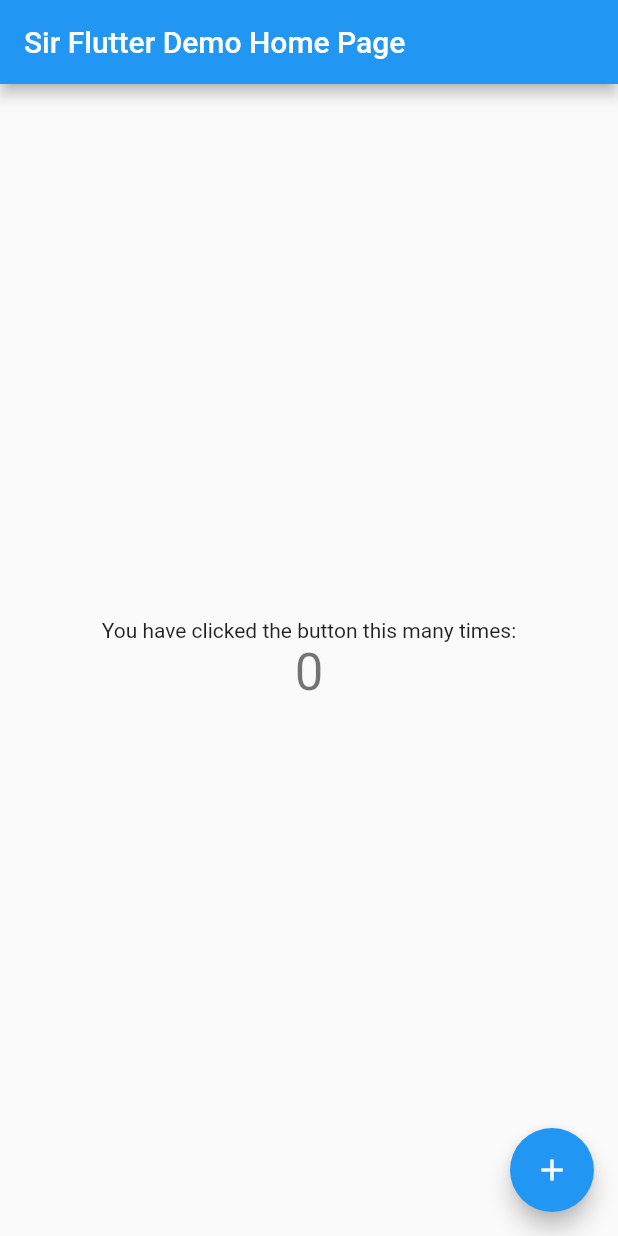
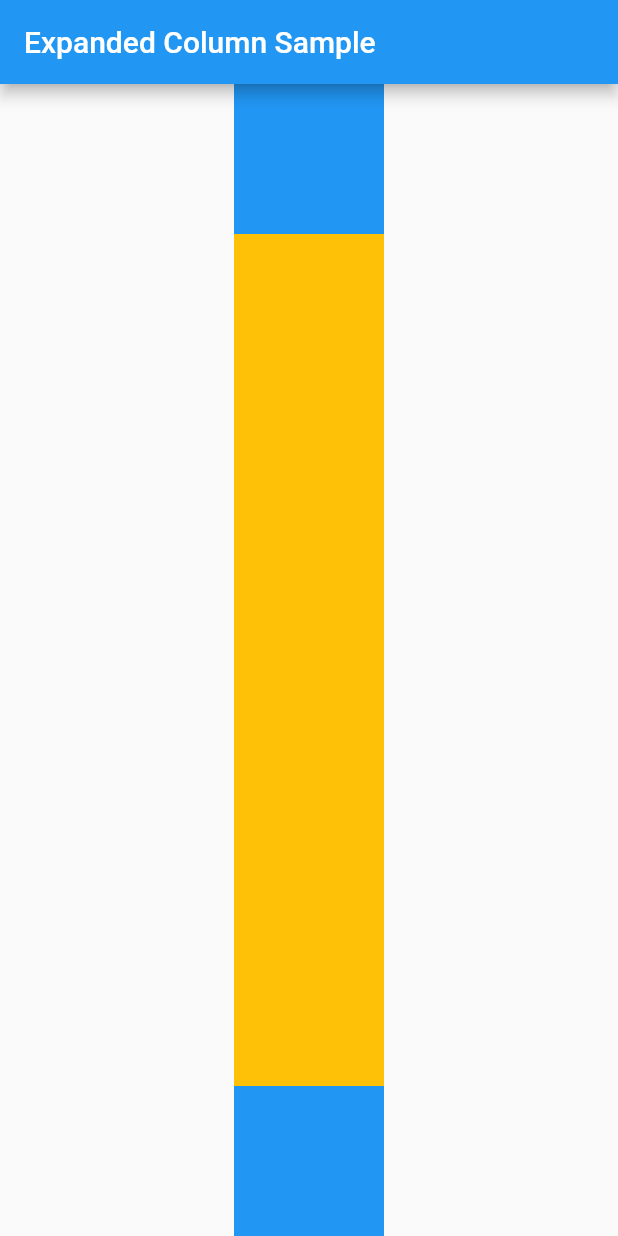
Before and after one commit to addff/first_app, a Flutter app: the screen it shows after launch, on a phone screen of 412 x 824 dp. Run offline on Flutter 3.47's test engine with Material 2 defaults, Android fonts, the phone set to English and light mode, and no system bars.

Commit message:
class Expanded

```diff
--- a/lib/main.dart
+++ b/lib/main.dart
@@ -1,111 +1,59 @@
+// Flutter code sample for Expanded
+
+// This example shows how to use an [Expanded] widget in a [Column] so that
+// it's middle child, a [Container] here, expands to fill the space.
+//
+// ![This results in two thin blue boxes with a larger amber box in between.](https://flutter.github.io/assets-for-api-docs/assets/widgets/expanded_column.png)
+
 import 'package:flutter/material.dart';
 
 void main() => runApp(MyApp());
 
+/// This Widget is the main application widget.
 class MyApp extends StatelessWidget {
-  // This widget is the root of your application.
+  static const String _title = 'Flutter Code Sample';
+
   @override
   Widget build(BuildContext context) {
     return MaterialApp(
-      title: 'Sir Flutter Demo',
-      theme: ThemeData(
-        // This is the theme of your application.
-        //
-        // Try running your application with "flutter run". You'll see the
-        // application has a blue toolbar. Then, without quitting the app, try
-        // changing the primarySwatch below to Colors.green and then invoke
-        // "hot reload" (press "r" in the console where you ran "flutter run",
-        // or simply save your changes to "hot reload" in a Flutter IDE).
-        // Notice that the counter didn't reset back to zero; the application
-        // is not restarted.
-        primarySwatch: Colors.blue,
-      ),
-      home: MyHomePage(title: 'Sir Flutter Demo Home Page'),
+      title: _title,
+      home: MyStatelessWidget(),
     );
   }
 }
 
-class MyHomePage extends StatefulWidget {
-  MyHomePage({Key key, this.title}) : super(key: key);
-
-  // This widget is the home page of your application. It is stateful, meaning
-  // that it has a State object (defined below) that contains fields that affect
-  // how it looks.
-
-  // This class is the configuration for the state. It holds the values (in this
-  // case the title) provided by the parent (in this case the App widget) and
-  // used by the build method of the State. Fields in a Widget subclass are
-  // always marked "final".
-
-  final String title;
-
-  @override
-  _MyHomePageState createState() => _MyHomePageState();
-}
-
-class _MyHomePageState extends State<MyHomePage> {
-  int _counter = 0;
-
-  void _incrementCounter() {
-    setState(() {
-      // This call to setState tells the Flutter framework that something has
-      // changed in this State, which causes it to rerun the build method below
-      // so that the display can reflect the updated values. If we changed
-      // _counter without calling setState(), then the build method would not be
-      // called again, and so nothing would appear to happen.
-      _counter++;
-    });
-  }
+/// This is the stateless widget that the main application instantiates.
+class MyStatelessWidget extends StatelessWidget {
+  MyStatelessWidget({Key key}) : super(key: key);
 
   @override
   Widget build(BuildContext context) {
-    // This method is rerun every time setState is called, for instance as done
-    // by the _incrementCounter method above.
-    //
-    // The Flutter framework has been optimized to make rerunning build methods
-    // fast, so that you can just rebuild anything that needs updating rather
-    // than having to individually change instances of widgets.
     return Scaffold(
       appBar: AppBar(
-        // Here we take the value from the MyHomePage object that was created by
-        // the App.build method, and use it to set our appbar title.
-        title: Text(widget.title),
+        title: Text('Expanded Column Sample'),
       ),
       body: Center(
-        // Center is a layout widget. It takes a single child and positions it
-        // in the middle of the parent.
         child: Column(
-          // Column is also a layout widget. It takes a list of children and
-          // arranges them vertically. By default, it sizes itself to fit its
-          // children horizontally, and tries to be as tall as its parent.
-          //
-          // Invoke "debug painting" (press "p" in the console, choose the
-          // "Toggle Debug Paint" action from the Flutter Inspector in Android
-          // Studio, or the "Toggle Debug Paint" command in Visual Studio Code)
-          // to see the wireframe for each widget.
-          //
-          // Column has various properties to control how it sizes itself and
-          // how it positions its children. Here we use mainAxisAlignment to
-          // center the children vertically; the main axis here is the vertical
-          // axis because Columns are vertical (the cross axis would be
-          // horizontal).
-          mainAxisAlignment: MainAxisAlignment.center,
           children: <Widget>[
-            Text(
-              'You have clicked the button this many times:',
+            Container(
+              color: Colors.blue,
+              height: 100,
+              width: 100,
             ),
-            Text(
-              '$_counter',
-              style: Theme.of(context).textTheme.display1,
+            Expanded(
+              child: Container(
+                color: Colors.amber,
+                width: 100,
+              ),
+            ),
+            Container(
+              color: Colors.blue,
+              height: 100,
+              width: 100,
             ),
           ],
         ),
       ),
-      floatingActionButton: FloatingActionButton(
-        onPressed: _incrementCounter,
-        tooltip: 'Increment',
-        child: Icon(Icons.add),
-      ), // This trailing comma makes auto-formatting nicer for build methods.
     );
   }
 }
```
